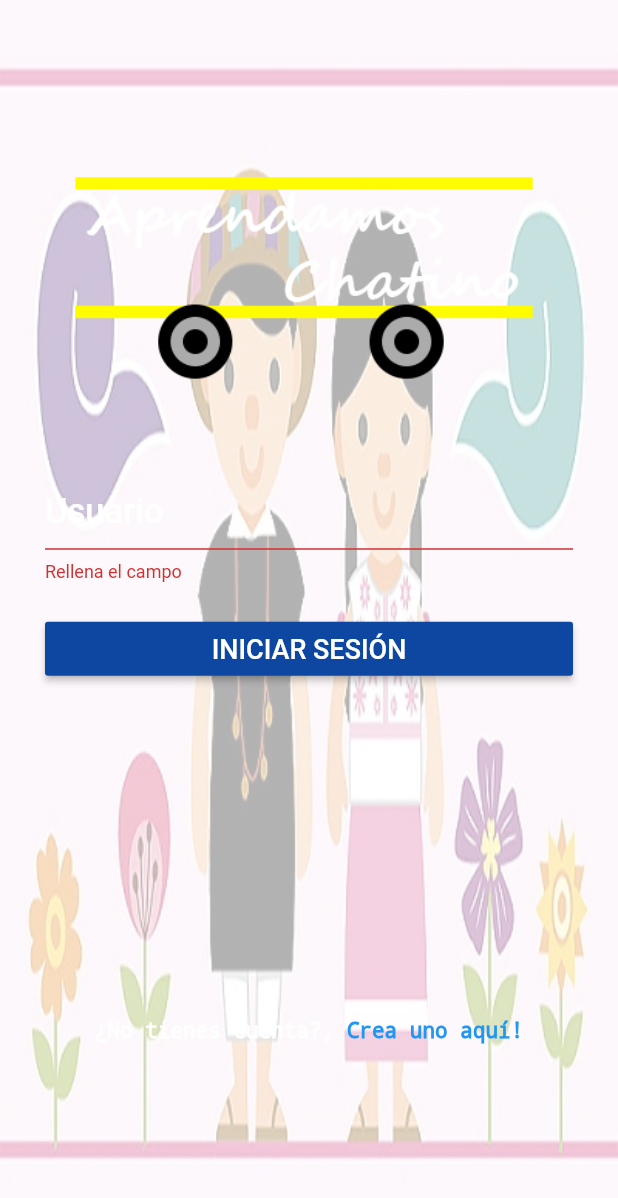
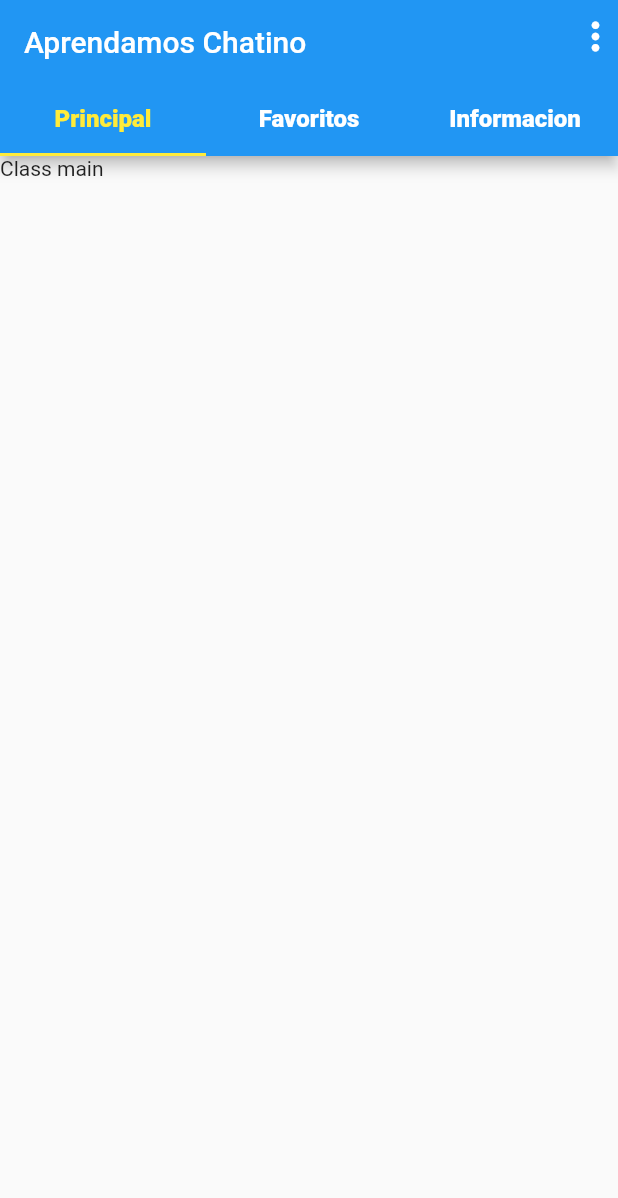
Before and after one commit to EleomarPL/LearnChatino, a Flutter app: the screen it shows after launch, after a tap on "INICIAR SESIÓN", on a phone screen of 412 x 824 dp. Shown: the top 1198 px of the screen. Run offline on Flutter 3.47's test engine with Material 2 defaults, Android fonts, the phone set to English and light mode, and no system bars.

Commit message:
login window structure

```diff
--- a/lib/homeWindow/ComponentsHome.dart
+++ b/lib/homeWindow/ComponentsHome.dart
@@ -1,5 +1,7 @@
 import 'package:flutter/material.dart';
-import 'package:learn_chatino/registerUser/mainWindow.dart';
+import 'package:learn_chatino/registerUser/mainWindow.dart' as registerUser;
+import 'package:learn_chatino/windowsLesson/mainWindowLesson.dart'
+    as windowLesson;
 
 class ComponentsHome extends StatelessWidget {
   @override
@@ -36,7 +38,27 @@ class bodyMainWindow extends StatelessWidget {
       transitionDuration: const Duration(
         milliseconds: 500,
       ),
-      pageBuilder: (context, animation, secondaryAnimation) => MainWindow(),
+      pageBuilder: (context, animation, secondaryAnimation) =>
+          registerUser.MainWindow(),
+      transitionsBuilder: (context, animation, secondaryAnimation, child) {
+        var tween = Tween<Offset>(begin: Offset(0.0, 1.0), end: Offset.zero)
+            .chain(CurveTween(curve: Curves.ease));
+
+        return SlideTransition(
+          position: animation.drive(tween),
+          child: child,
+        );
+      },
+    );
+  }
+
+  Route _handleNavigationPressedToLessons() {
+    return PageRouteBuilder(
+      transitionDuration: const Duration(
+        milliseconds: 500,
+      ),
+      pageBuilder: (context, animation, secondaryAnimation) =>
+          windowLesson.MainWindow(),
       transitionsBuilder: (context, animation, secondaryAnimation, child) {
         var tween = Tween<Offset>(begin: Offset(0.0, 1.0), end: Offset.zero)
             .chain(CurveTween(curve: Curves.ease));
@@ -125,10 +147,12 @@ class bodyMainWindow extends StatelessWidget {
                           ),
                         ),
                         onPressed: () => {
-                          if (_formKey.currentState.validate())
+                          /*if (_formKey.currentState.validate())
                             {
                               print("entro"),
-                            }
+                            }*/
+                          Navigator.of(context)
+                              .push(_handleNavigationPressedToLessons()),
                         },
                       ),
                     ],
--- a/lib/main.dart
+++ b/lib/main.dart
@@ -5,12 +5,11 @@ void main() {
   runApp(MainApp());
 }
 
-// ignore: must_be_immutable
 class MainApp extends StatelessWidget {
   @override
   Widget build(BuildContext context) {
     return MaterialApp(
-      title: 'Learn chatino',
+      title: 'Aprendamos chatino',
       debugShowCheckedModeBanner: false,
       theme: ThemeData(
         primarySwatch: Colors.blue,
--- a/lib/registerUser/FormRegister.dart
+++ b/lib/registerUser/FormRegister.dart
@@ -73,16 +73,12 @@ class _FormRegisterState extends State<FormRegister> {
                   color: Colors.white,
                   size: 30,
                 ),
-                //iconSize: 35,
-                //elevation: 100,
                 isExpanded: true,
                 dropdownColor: Colors.transparent,
                 style: TextStyle(
                   color: Colors.white,
                   fontSize: 20,
                   fontWeight: FontWeight.w600,
-
-                  //backgroundColor: Colors.black,
                 ),
                 underline: Container(
                   height: 2,
--- /dev/null
+++ b/lib/windowsLesson/favoritesTab/mainFavorites.dart
@@ -0,0 +1,17 @@
+import 'package:flutter/material.dart';
+
+class MainFavorite extends StatefulWidget {
+  MainFavorite({Key key}) : super(key: key);
+
+  @override
+  _MainFavoriteState createState() => _MainFavoriteState();
+}
+
+class _MainFavoriteState extends State<MainFavorite> {
+  @override
+  Widget build(BuildContext context) {
+    return Container(
+      child: Text("class Favorites"),
+    );
+  }
+}
--- /dev/null
+++ b/lib/windowsLesson/informationTab/mainInformation.dart
@@ -0,0 +1,17 @@
+import 'package:flutter/material.dart';
+
+class MainInformation extends StatefulWidget {
+  MainInformation({Key key}) : super(key: key);
+
+  @override
+  _MainInformationState createState() => _MainInformationState();
+}
+
+class _MainInformationState extends State<MainInformation> {
+  @override
+  Widget build(BuildContext context) {
+    return Container(
+      child: Text("class information"),
+    );
+  }
+}
--- /dev/null
+++ b/lib/windowsLesson/mainTab/mainMain.dart
@@ -0,0 +1,17 @@
+import 'package:flutter/material.dart';
+
+class MainMain extends StatefulWidget {
+  MainMain({Key key}) : super(key: key);
+
+  @override
+  _MainMainState createState() => _MainMainState();
+}
+
+class _MainMainState extends State<MainMain> {
+  @override
+  Widget build(BuildContext context) {
+    return Container(
+      child: Text("Class main"),
+    );
+  }
+}
--- /dev/null
+++ b/lib/windowsLesson/mainWindowLesson.dart
@@ -0,0 +1,85 @@
+import 'package:flutter/material.dart';
+import 'package:learn_chatino/windowsLesson/favoritesTab/mainFavorites.dart';
+import 'package:learn_chatino/windowsLesson/informationTab/mainInformation.dart';
+import 'package:learn_chatino/windowsLesson/mainTab/mainMain.dart';
+
+class MainWindow extends StatefulWidget {
+  MainWindow({Key key}) : super(key: key);
+
+  @override
+  _mainWindowState createState() => _mainWindowState();
+}
+
+Widget _textTabBar(String text) => Text(
+      text,
+      style: TextStyle(
+        fontSize: 16,
+        fontWeight: FontWeight.w900,
+      ),
+    );
+
+// ignore: camel_case_types
+class _mainWindowState extends State<MainWindow> {
+  @override
+  Widget build(BuildContext context) {
+    return DefaultTabController(
+      length: 3,
+      child: Scaffold(
+        appBar: AppBar(
+          automaticallyImplyLeading: false,
+          bottom: TabBar(
+            labelColor: Colors.yellow,
+            unselectedLabelColor: Colors.white,
+            indicatorColor: Colors.yellow,
+            tabs: [
+              Tab(child: _textTabBar("Principal")),
+              Tab(child: _textTabBar("Favoritos")),
+              Tab(child: _textTabBar("Informacion")),
+            ],
+          ),
+          title: Text('Aprendamos Chatino'),
+          iconTheme: IconThemeData(color: Colors.white),
+          actions: <Widget>[
+            DropdownButton(
+              onChanged: (String val) => {},
+              dropdownColor: Colors.black,
+              style: TextStyle(
+                color: Colors.white,
+                fontSize: 15,
+              ),
+              icon: Icon(
+                Icons.more_vert,
+                size: 30,
+                color: Colors.white,
+              ),
+              underline: Container(
+                color: Colors.transparent,
+              ),
+              items: <String>[
+                'Cerrar sesión',
+                'Reiniciar todo',
+                'Ayuda',
+                'Opciones',
+                'Acerca de',
+              ].map<DropdownMenuItem<String>>((String value) {
+                return DropdownMenuItem<String>(
+                  value: value,
+                  child: Text(
+                    value,
+                  ),
+                );
+              }).toList(),
+            ),
+          ],
+        ),
+        body: TabBarView(
+          children: [
+            MainMain(),
+            MainFavorite(),
+            MainInformation(),
+          ],
+        ),
+      ),
+    );
+  }
+}
```
